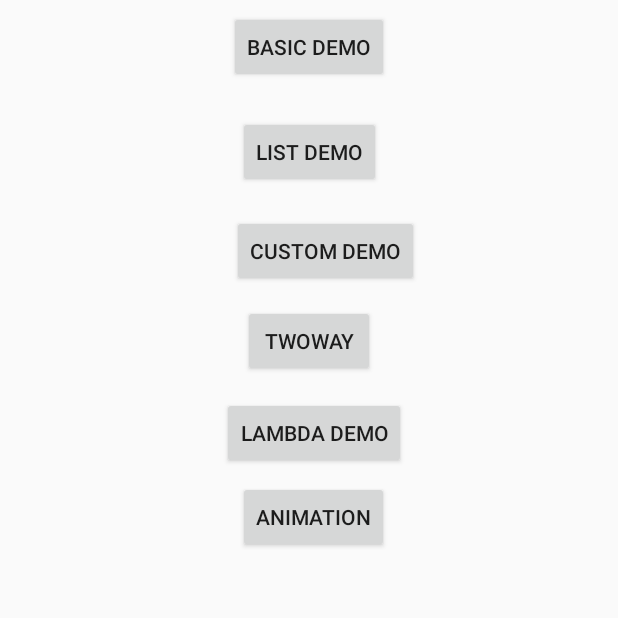
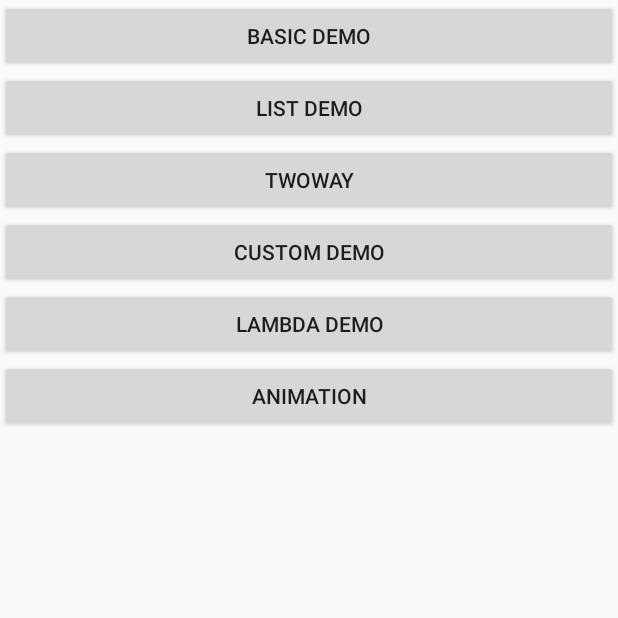
Before and after one commit to sunrongxin7666/DataBindingDemo, an Android app: the screen it shows after launch (StartActivity), on a phone screen of 412 x 824 dp, the top half of it. Run offline under Robolectric (Android 15) with nearby library versions, the phone set to English and light mode, and no system bars.

Commit message:
full version basic review

```diff
--- a/app/src/main/res/layout/activity_main.xml
+++ b/app/src/main/res/layout/activity_main.xml
@@ -32,7 +32,7 @@
             android:layout_marginTop="16dp"
             android:ems="10"
             android:inputType="textPersonName"
-            android:text="First Name"
+            android:hint="First Name"
             app:layout_constraintHorizontal_bias="0.0"
             app:layout_constraintLeft_toLeftOf="parent"
             app:layout_constraintRight_toRightOf="parent"
@@ -53,7 +53,7 @@
             android:layout_marginStart="8dp"
             android:ems="10"
             android:inputType="textPersonName"
-            android:text="Last Name"
+            android:hint="Last Name"
             app:layout_constraintHorizontal_bias="0.0"
             app:layout_constraintLeft_toLeftOf="parent"
             app:layout_constraintRight_toRightOf="parent"
--- a/app/src/main/res/layout/activity_start.xml
+++ b/app/src/main/res/layout/activity_start.xml
@@ -1,91 +1,51 @@
 <?xml version="1.0" encoding="utf-8"?>
-<android.support.constraint.ConstraintLayout
+<LinearLayout
     xmlns:android="http://schemas.android.com/apk/res/android"
-    xmlns:app="http://schemas.android.com/apk/res-auto"
     xmlns:tools="http://schemas.android.com/tools"
     android:layout_width="match_parent"
     android:layout_height="match_parent"
-    tools:context="com.example.administrator.databindingdemo.StartActivity">
+    tools:context="com.example.administrator.databindingdemo.StartActivity"
+    android:orientation="vertical">
 
     <Button
         android:id="@+id/button"
-        android:layout_width="wrap_content"
+        android:layout_width="match_parent"
         android:layout_height="wrap_content"
-        android:layout_marginLeft="8dp"
-        android:layout_marginRight="8dp"
-        android:layout_marginTop="7dp"
         android:text="Basic Demo"
-        android:onClick="gotoBasicDemo"
-        app:layout_constraintLeft_toLeftOf="parent"
-        app:layout_constraintRight_toRightOf="parent"
-        app:layout_constraintTop_toTopOf="parent"/>
+        android:onClick="gotoBasicDemo"/>
 
     <Button
         android:id="@+id/button2"
-        android:layout_width="wrap_content"
+        android:layout_width="match_parent"
         android:layout_height="wrap_content"
-        android:layout_marginLeft="8dp"
-        android:layout_marginRight="8dp"
-        android:layout_marginTop="22dp"
         android:onClick="gotoListDemo"
-        android:text="List Demo"
-        app:layout_constraintLeft_toLeftOf="parent"
-        app:layout_constraintRight_toRightOf="parent"
-        app:layout_constraintTop_toBottomOf="@+id/button"
-        app:layout_constraintHorizontal_bias="0.501"/>
+        android:text="List Demo"/>
 
     <Button
         android:id="@+id/button3"
-        android:layout_width="wrap_content"
+        android:layout_width="match_parent"
         android:layout_height="wrap_content"
-        android:layout_marginLeft="8dp"
-        android:layout_marginRight="8dp"
-        android:layout_marginTop="148dp"
         android:onClick="goToTwoWay"
-        android:text="TwoWay"
-        app:layout_constraintLeft_toLeftOf="parent"
-        app:layout_constraintRight_toRightOf="parent"
-        app:layout_constraintTop_toBottomOf="@+id/button"/>
+        android:text="TwoWay"/>
 
     <Button
         android:id="@+id/button4"
-        android:layout_width="wrap_content"
+        android:layout_width="match_parent"
         android:layout_height="wrap_content"
-        android:layout_marginLeft="8dp"
-        android:layout_marginRight="8dp"
-        android:layout_marginTop="88dp"
         android:onClick="gotoCustomDemo"
-        android:text="Custom Demo"
-        app:layout_constraintHorizontal_bias="0.54"
-        app:layout_constraintLeft_toLeftOf="parent"
-        app:layout_constraintRight_toRightOf="parent"
-        app:layout_constraintTop_toBottomOf="@+id/button"/>
+        android:text="Custom Demo"/>
 
     <Button
         android:id="@+id/button5"
-        android:layout_width="wrap_content"
+        android:layout_width="match_parent"
         android:layout_height="wrap_content"
-        android:layout_marginLeft="148dp"
-        android:layout_marginRight="8dp"
-        android:layout_marginTop="13dp"
         android:text="Lambda Demo"
-        app:layout_constraintHorizontal_bias="0.0"
-        app:layout_constraintLeft_toLeftOf="parent"
-        app:layout_constraintRight_toRightOf="parent"
-        app:layout_constraintTop_toBottomOf="@+id/button3"
         android:onClick="gotoLambdaDemo"/>
 
     <Button
         android:id="@+id/button6"
-        android:layout_width="wrap_content"
+        android:layout_width="match_parent"
         android:layout_height="wrap_content"
-        android:layout_marginLeft="8dp"
-        android:layout_marginRight="8dp"
-        android:layout_marginTop="8dp"
         android:onClick="gotoAnimationDemo"
-        android:text="Animation"
-        app:layout_constraintHorizontal_bias="0.511"
-        app:layout_constraintLeft_toLeftOf="parent"
-        app:layout_constraintRight_toRightOf="parent"
-        app:layout_constraintTop_toBottomOf="@+id/button5"/>
-</android.support.constraint.ConstraintLayout>
+        android:text="Animation"/>
+</LinearLayout>
```
